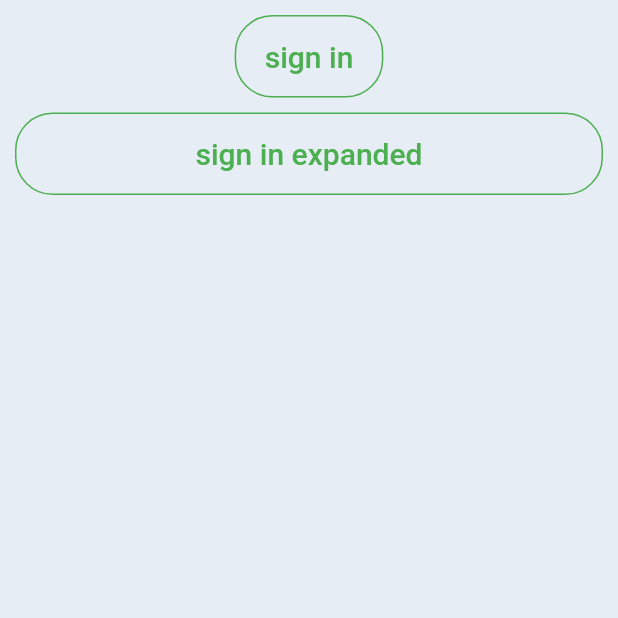
After one commit to Mariem-Mallek/frontend-Spotify-mobile, a Flutter app: the TestOutlinedButtonPage screen opened directly, on a phone screen of 412 x 824 dp, the top half of it. The commit adds this screen. Run offline on Flutter 3.47's test engine with Material 3 defaults, Android fonts, the light colour scheme and no system bars; our stand-ins replace flutter_svg.

Commit message:
outlined Button

```diff
--- a/lib/main.dart
+++ b/lib/main.dart
@@ -5,7 +5,10 @@ import 'screens/test_theme/test_text.dart';
 import 'screens/test_theme/test_elevateButton.dart';
 import 'screens/test_theme/test_checkbox.dart';
 import 'screens/test_theme/test_chip.dart';
+import 'screens/test_theme/test_outlinedButton.dart';
+import 'screens/test_theme/test_buttomsheet.dart';
 import 'screens/test_theme/test_appbar.dart';
+
 
 
 
--- /dev/null
+++ b/lib/screens/test_theme/test_outlinedbutton.dart
@@ -0,0 +1,32 @@
+import 'package:flutter/material.dart';
+import 'package:flutter/widgets.dart';
+
+class TestOutlinedButtonPage extends StatelessWidget {
+  const TestOutlinedButtonPage({super.key});
+
+  @override
+  Widget build(BuildContext context) {
+    return SafeArea(
+      child: Scaffold(
+        body: Container(
+          padding: EdgeInsets.all(10),
+          width: double.infinity,
+          child: Column(
+            crossAxisAlignment: CrossAxisAlignment.center,
+            children: [
+              OutlinedButton(onPressed: () {}, child: Text("sign in")),
+              SizedBox(height: 10),
+              OutlinedButton(
+                onPressed: () {},
+                child: Text("sign in expanded"),
+                style: OutlinedButton.styleFrom(
+                  minimumSize: Size(double.infinity, 50),
+                ),
+              ),
+            ],
+          ),
+        ),
+      ),
+    );
+  }
+}
--- /dev/null
+++ b/lib/utils/theme/custom-themes/outlined_button_theme.dart
@@ -0,0 +1,36 @@
+import 'package:flutter/material.dart';
+import '../../constants/colors.dart';
+
+class TOutlinedButtonTheme {
+  TOutlinedButtonTheme._();
+
+
+  static final lightOutlinedButtonTheme = OutlinedButtonThemeData(
+    style: OutlinedButton.styleFrom(
+      foregroundColor: TColors.primary,
+      side: const BorderSide(color: TColors.primary),
+      shape: RoundedRectangleBorder(borderRadius: BorderRadius.circular(25)),
+      padding: const EdgeInsets.symmetric(vertical: 16, horizontal: 20),
+      textStyle: const TextStyle(
+        fontSize: 20.0,
+        fontWeight: FontWeight.w500,
+        color: TColors.textSecondary,
+      ),
+    ),
+  );
+
+
+  static final darkOutlinedButtonTheme = OutlinedButtonThemeData(
+    style: OutlinedButton.styleFrom(
+      foregroundColor: TColors.white,
+      side: const BorderSide(color: TColors.white),
+      shape: RoundedRectangleBorder(borderRadius: BorderRadius.circular(25)),
+      padding: const EdgeInsets.symmetric(vertical: 16, horizontal: 20),
+      textStyle: const TextStyle(
+        fontSize: 20.0,
+        fontWeight: FontWeight.w500,
+        color: TColors.textwhite,
+      ),
+    ),
+  );
+}
--- a/lib/utils/theme/theme.dart
+++ b/lib/utils/theme/theme.dart
@@ -6,6 +6,7 @@ import '/utils/theme/custom-themes/buttom_sheet_theme.dart';
 import '/utils/theme/custom-themes/checkbox_theme.dart';
 import '/utils/theme/custom-themes/chip_theme.dart';
 import '/utils/theme/custom-themes/dialog_theme.dart';
+import '/utils/theme/custom-themes/outlined_button_theme.dart';
 
 
 
@@ -22,6 +23,8 @@ class AppTheme{
     bottomSheetTheme: TBottomSheetTheme.lightBottomSheetTheme,
     checkboxTheme: TCheckboxTheme.lightCheckboxTheme,
     chipTheme: TChipTheme.lightChipTheme,
+    outlinedButtonTheme: TOutlinedButtonTheme.lightOutlinedButtonTheme,
+
 
 
 
@@ -38,6 +41,7 @@ class AppTheme{
     bottomSheetTheme: TBottomSheetTheme.darkBottomSheetTheme,
     checkboxTheme: TCheckboxTheme.darkCheckboxTheme,
     chipTheme: TChipTheme.darkChipTheme,
+    outlinedButtonTheme: TOutlinedButtonTheme.darkOutlinedButtonTheme,
   );
 
 
```
